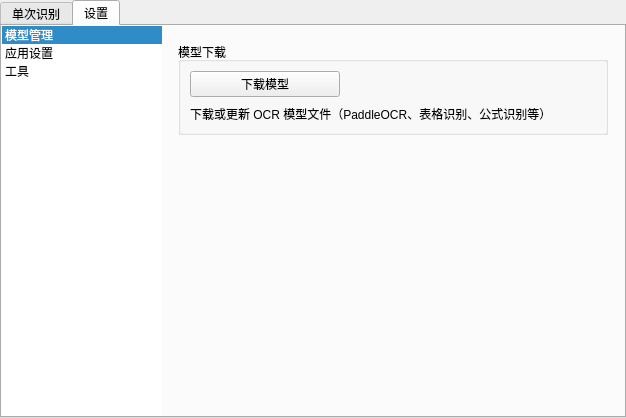
First picture: the form in src/vibeocr/ui/main_window.ui, repository FelixJI/VibeOCR, before the edit.
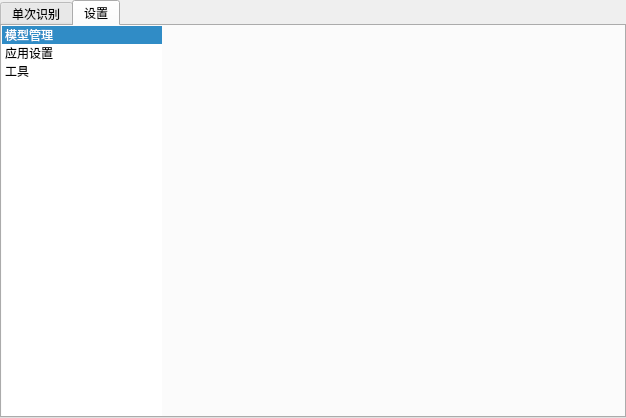
Second picture: the form after the edit. The open tabs and pages were chosen to show the change. Custom widgets are drawn as their Qt base class.

Commit message: refactor: 删除设置页的下载模型按钮

Diff of the .ui file:
```diff
--- a/src/vibeocr/ui/main_window.ui
+++ b/src/vibeocr/ui/main_window.ui
@@ -621,44 +621,6 @@
            <property name="bottomMargin">
             <number>16</number>
            </property>
-           <item>
-            <widget class="QGroupBox" name="groupModelDownload">
-             <property name="title">
-              <string>模型下载</string>
-             </property>
-             <layout class="QVBoxLayout" name="modelDownloadLayout">
-              <property name="spacing">
-               <number>8</number>
-              </property>
-              <item>
-               <widget class="QPushButton" name="btnDownloadModels">
-                <property name="toolTip">
-                 <string>下载或更新 OCR 模型文件</string>
-                </property>
-                <property name="text">
-                 <string>下载模型</string>
-                </property>
-                <property name="maximumSize">
-                 <size>
-                  <width>150</width>
-                  <height>16777215</height>
-                 </size>
-                </property>
-               </widget>
-              </item>
-              <item>
-               <widget class="QLabel" name="labelModelDownloadHint">
-                <property name="text">
-                 <string>下载或更新 OCR 模型文件（PaddleOCR、表格识别、公式识别等）</string>
-                </property>
-                <property name="wordWrap">
-                 <bool>true</bool>
-                </property>
-               </widget>
-              </item>
-             </layout>
-            </widget>
-           </item>
            <item>
             <spacer name="spacerToolsPage">
              <property name="orientation">
```
The commit also changes 1 other file.
